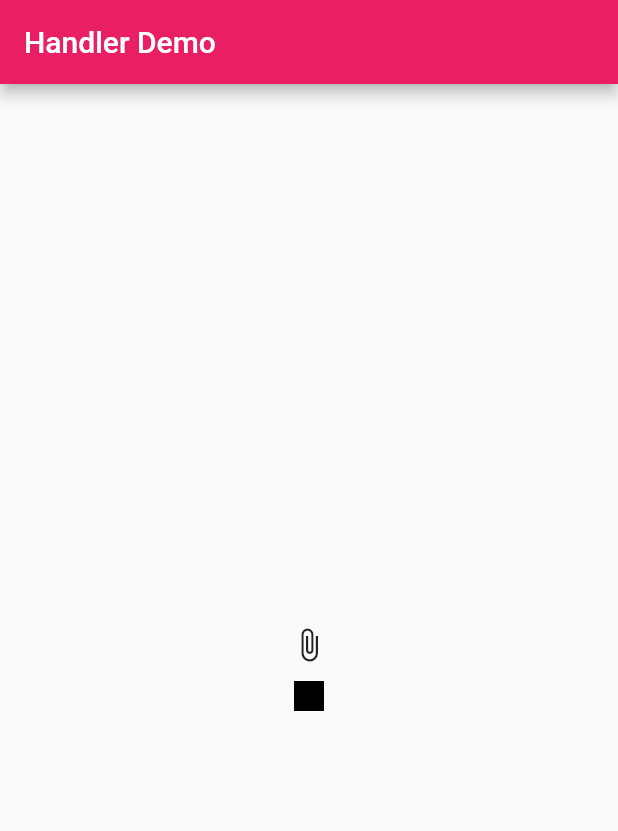
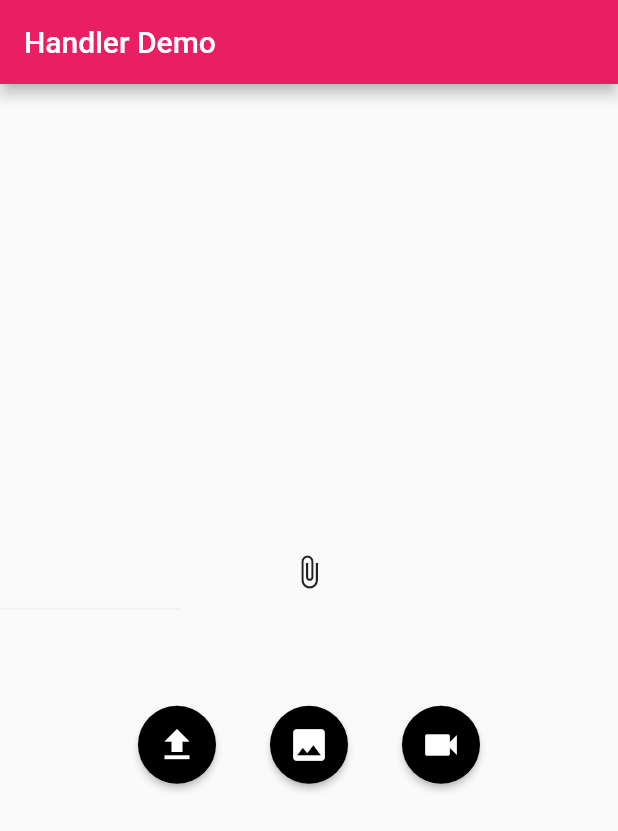
Before and after one commit to palcodes/flutter-handler-widget, a Flutter app: the screen it shows after launch, on a phone screen of 412 x 824 dp. Shown: the top 831 px of the screen. Run offline on Flutter 3.47's test engine with Material 2 defaults, Android fonts, the phone set to English and light mode, and no system bars.

Commit message:
animation works now, need work on finishing

```diff
--- a/lib/main.dart
+++ b/lib/main.dart
@@ -1,4 +1,5 @@
 import 'dart:ui';
+import 'dart:math' as math;
 
 import 'package:flutter/material.dart';
 import 'package:flutter/animation.dart';
@@ -29,22 +30,24 @@ class MyHomePage extends StatefulWidget {
 
 class _MyHomePageState extends State<MyHomePage>
     with SingleTickerProviderStateMixin {
-
-  double minHeight = 50;
-  double maxHeight = 120;
-  double initHeight = 20;
+  double minHeight = 1;
+  double maxHeight = 200;
+  double initHeight = 1;
   AnimationController _controller;
   Animation<double> widthTween;
   Animation<double> bottomTween;
   double get maxWidth => MediaQuery.of(context).size.width;
 
+  bool animationGoingOn;
+  bool animationOver;
+
   @override
   void initState() {
     super.initState();
     _controller = AnimationController(
-      duration: const Duration(seconds: 10),
+      duration: const Duration(seconds: 2),
       vsync: this,
-    )..repeat();
+    );
   }
 
   @override
@@ -53,15 +56,17 @@ class _MyHomePageState extends State<MyHomePage>
     super.dispose();
   }
 
-  double lerp(double min, double max) => lerpDouble(min, max, _controller.value);
+  double lerp(double min, double max) =>
+      lerpDouble(min, max, _controller.value);
 
   @override
   Widget build(BuildContext context) {
-    widthTween = Tween(begin: 120.0, end: MediaQuery.of(context).size.width).animate(CurvedAnimation(
-        parent: _controller,
-        curve: Curves.linearToEaseOut,
-        reverseCurve: Curves.linearToEaseOut.flipped,
-      ));
+    widthTween = Tween(begin: 120.0, end: MediaQuery.of(context).size.width)
+        .animate(CurvedAnimation(
+      parent: _controller,
+      curve: Curves.easeIn,
+      reverseCurve: Curves.linearToEaseOut.flipped,
+    ));
     return Scaffold(
         appBar: AppBar(title: Text(widget.title)),
         body: Column(
@@ -79,14 +84,57 @@ class _MyHomePageState extends State<MyHomePage>
             AnimatedBuilder(
               animation: _controller,
               builder: (context, child) {
-                return Container(
-              color: Colors.black,
-              height: 20,
-              width: 20,
+                return Stack(
+                  children: <Widget>[
+                    Container(
+                      height: lerp(minHeight, maxHeight),
+                      width: widthTween.value,
+                      color: Colors.grey[200],
+                    ),
+                    Container(
+                      padding: EdgeInsets.only(top: 65),
+                      child: Row(
+                        mainAxisAlignment: MainAxisAlignment.center,
+                        children: <Widget>[
+                          MaterialButton(
+                            padding: EdgeInsets.all(12.0),
+                            child: new Icon(Icons.file_upload, color: Colors.white, size: 28.0),
+                            onPressed: () {},
+                            shape: new CircleBorder(),
+                            elevation: 2.0,
+                            color: Colors.black,
+                          ),
+                           MaterialButton(
+                            padding: EdgeInsets.all(12.0),
+                            child: new Icon(Icons.image, color: Colors.white, size: 28.0),
+                            onPressed: () {},
+                            shape: new CircleBorder(),
+                            elevation: 2.0,
+                            color: Colors.black,
+                          ),
+                           MaterialButton(
+                            padding: EdgeInsets.all(12.0),
+                            child: new Icon(Icons.videocam, color: Colors.white, size: 28.0),
+                            onPressed: () {},
+                            shape: new CircleBorder(),
+                            elevation: 2.0,
+                            color: Colors.black,
+                          ),
+                      ],)
+                    ),
+                  ],
                 );
               },
             )
           ],
         ));
   }
+
+  void handleAnimation() {
+    //need the controller to show or [visible=true] the three overlaying stacked buttons while animation
+  }
+
+  void afterAnimationOver() {
+    //need to wait for another click on the attach_file button, so when it is clicked, it can roll back the animation & all the buttons will hide
+  }
 }
```
